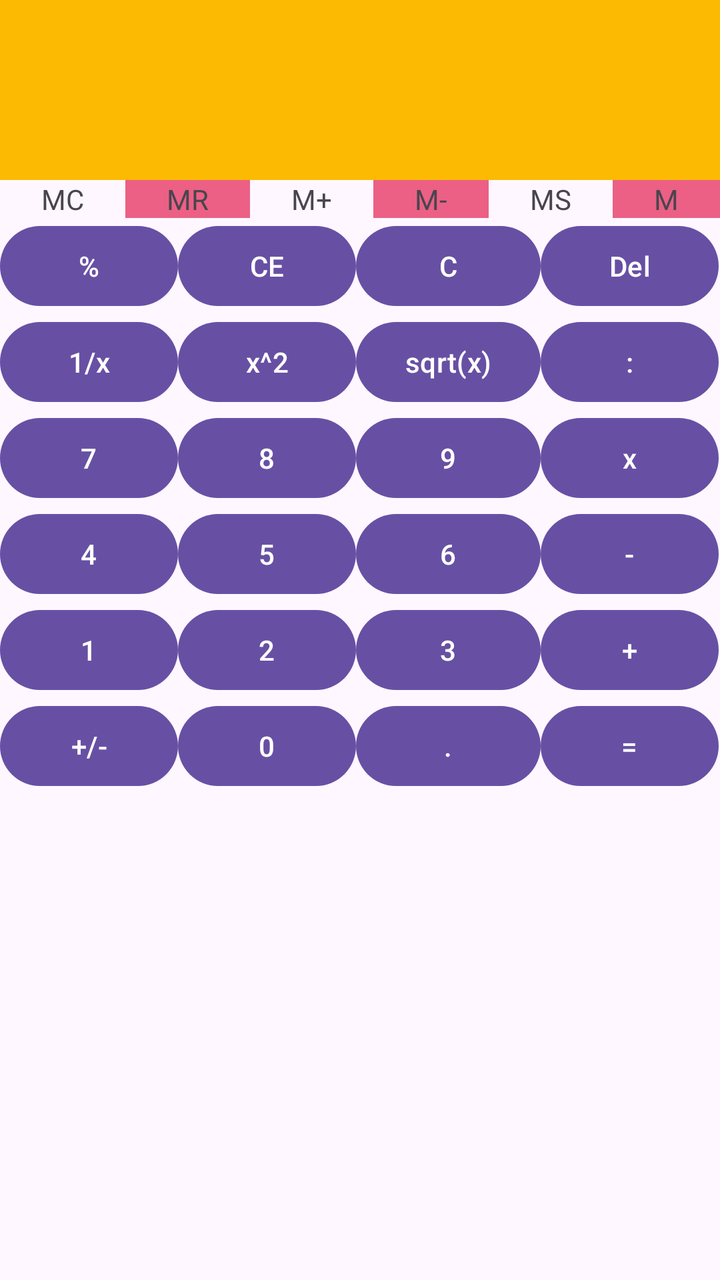
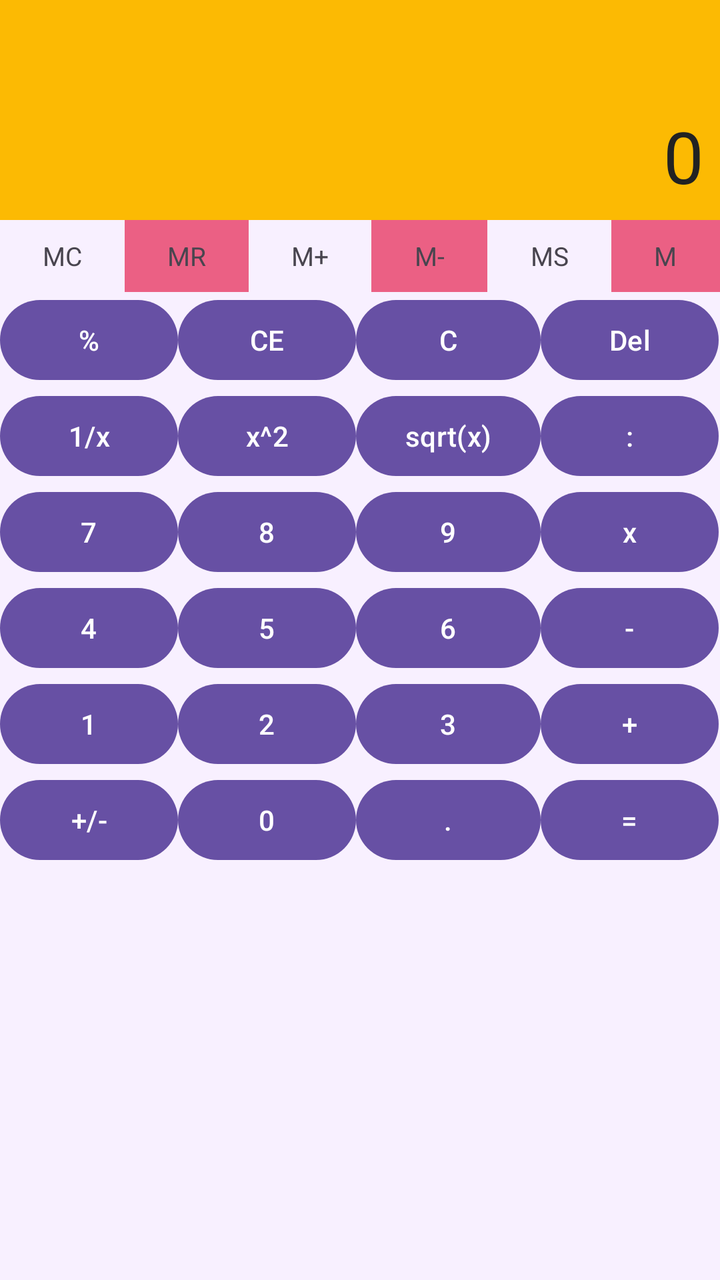

Compare the two renders of this Android layout. The source of the first and the diff that turns it into the second are given below.
<!-- AndroidManifest.xml: application theme Theme.K234112ehqv -->
<!-- res/layout/activity_calculator.xml -->
<?xml version="1.0" encoding="utf-8"?>
<LinearLayout xmlns:android="http://schemas.android.com/apk/res/android"
    xmlns:app="http://schemas.android.com/apk/res-auto"
    xmlns:tools="http://schemas.android.com/tools"
    android:id="@+id/main"
    android:layout_width="match_parent"
    android:layout_height="match_parent"
    android:orientation="vertical"
    tools:context=".CalculatorActivity">

    <EditText
        android:id="@+id/editFormular"
        android:layout_width="match_parent"
        android:layout_height="90dp"
        android:background="@color/yellow_background"
        android:ems="10"
        android:inputType="text" />

    <LinearLayout
        android:layout_width="match_parent"
        android:layout_height="wrap_content"
        android:orientation="horizontal">

        <TextView
            android:id="@+id/textViewMC"
            android:layout_width="wrap_content"
            android:layout_height="wrap_content"
            android:layout_weight="1"
            android:text="@string/str_mc"
            android:textAlignment="center" />

        <TextView
            android:id="@+id/textViewMR"
            android:layout_width="wrap_content"
            android:layout_height="wrap_content"
            android:layout_weight="1"
            android:background="@color/pink"
            android:text="@string/str_mr"
            android:textAlignment="center" />

        <TextView
            android:id="@+id/textViewMPlus"
            android:layout_width="wrap_content"
            android:layout_height="wrap_content"
            android:layout_weight="1"
            android:text="@string/str_mplus"
            android:textAlignment="center" />

        <TextView
            android:id="@+id/textViewMMinus"
            android:layout_width="wrap_content"
            android:layout_height="wrap_content"
            android:layout_weight="1"
            android:background="@color/pink"
            android:text="@string/str_mminus"
            android:textAlignment="center" />

        <TextView
            android:id="@+id/textViewMS"
            android:layout_width="wrap_content"
            android:layout_height="wrap_content"
            android:layout_weight="1"
            android:text="@string/str_ms"
            android:textAlignment="center" />

        <TextView
            android:id="@+id/textViewM"
            android:layout_width="wrap_content"
            android:layout_height="wrap_content"
            android:layout_weight="1"
            android:background="@color/pink"
            android:text="@string/str_m"
            android:textAlignment="center" />
    </LinearLayout>

    <TableLayout
        android:stretchColumns="*"
        android:layout_width="match_parent"
        android:layout_height="match_parent">

        <TableRow
            android:layout_width="match_parent"
            android:layout_height="wrap_content">

            <Button
                android:id="@+id/buttonPercent"
                android:layout_width="wrap_content"
                android:layout_height="wrap_content"
                android:text="%" />

            <Button
                android:id="@+id/buttonCE"
                android:layout_width="wrap_content"
                android:layout_height="wrap_content"
                android:text="CE" />

            <Button
                android:id="@+id/buttonC"
                android:layout_width="wrap_content"
                android:layout_height="wrap_content"
                android:text="C" />

            <Button
                android:id="@+id/buttonDel"
                android:layout_width="wrap_content"
                android:layout_height="wrap_content"
                android:text="Del" />
        </TableRow>
        <TableRow
            android:layout_width="match_parent"
            android:layout_height="wrap_content">

            <Button
                android:id="@+id/button_1dividex"
                android:layout_width="wrap_content"
                android:layout_height="wrap_content"
                android:text="1/x" />

            <Button
                android:id="@+id/button_xx"
                android:layout_width="wrap_content"
                android:layout_height="wrap_content"
                android:text="x^2" />

            <Button
                android:id="@+id/button_sqrtx"
                android:layout_width="wrap_content"
                android:layout_height="wrap_content"
                android:text="sqrt(x)" />

            <Button
                android:onClick="processInputData"
                android:id="@+id/button_divide"
                android:layout_width="wrap_content"
                android:layout_height="wrap_content"
                android:text=":" />
        </TableRow>
        <TableRow
            android:layout_width="match_parent"
            android:layout_height="wrap_content">

            <Button
                android:onClick="processInputData"
                android:id="@+id/button7"
                android:layout_width="wrap_content"
                android:layout_height="wrap_content"
                android:text="7" />

            <Button
                android:onClick="processInputData"
                android:id="@+id/button8"
                android:layout_width="wrap_content"
                android:layout_height="wrap_content"
                android:text="8" />

            <Button
                android:onClick="processInputData"
                android:id="@+id/button9"
                android:layout_width="wrap_content"
                android:layout_height="wrap_content"
                android:text="9" />

            <Button
                android:onClick="processInputData"
                android:id="@+id/button_mutiple"
                android:layout_width="wrap_content"
                android:layout_height="wrap_content"
                android:text="x" />
        </TableRow>
        <TableRow
            android:layout_width="match_parent"
            android:layout_height="wrap_content">

            <Button
                android:onClick="processInputData"
                android:id="@+id/button4"
                android:layout_width="wrap_content"
                android:layout_height="wrap_content"
                android:text="4" />

            <Button
                android:onClick="processInputData"
                android:id="@+id/button5"
                android:layout_width="wrap_content"
                android:layout_height="wrap_content"
                android:text="5" />

            <Button
                android:onClick="processInputData"
                android:id="@+id/button6"
                android:layout_width="wrap_content"
                android:layout_height="wrap_content"
                android:text="6" />

            <Button
                android:onClick="processInputData"
                android:id="@+id/button_minus"
                android:layout_width="wrap_content"
                android:layout_height="wrap_content"
                android:text="-" />
        </TableRow>
        <TableRow
            android:layout_width="match_parent"
            android:layout_height="wrap_content">

            <Button
                android:onClick="processInputData"
                android:id="@+id/button1"
                android:layout_width="wrap_content"
                android:layout_height="wrap_content"
                android:text="1" />

            <Button
                android:onClick="processInputData"
                android:id="@+id/button2"
                android:layout_width="wrap_content"
                android:layout_height="wrap_content"
                android:text="2" />

            <Button
                android:onClick="processInputData"
                android:id="@+id/button3"
                android:layout_width="wrap_content"
                android:layout_height="wrap_content"
                android:text="3" />

            <Button
                android:onClick="processInputData"
                android:id="@+id/button_plus"
                android:layout_width="wrap_content"
                android:layout_height="wrap_content"
                android:text="+" />
        </TableRow>
        <TableRow
            android:layout_width="match_parent"
            android:layout_height="wrap_content">

            <Button
                android:id="@+id/button_plus_minus"
                android:layout_width="wrap_content"
                android:layout_height="wrap_content"
                android:text="+/-" />

            <Button
                android:onClick="processInputData"
                android:id="@+id/button0"
                android:layout_width="wrap_content"
                android:layout_height="wrap_content"
                android:text="0" />

            <Button
                android:id="@+id/button_dot"
                android:layout_width="wrap_content"
                android:layout_height="wrap_content"
                android:text="." />

            <Button
                android:id="@+id/button_equal"
                android:layout_width="wrap_content"
                android:layout_height="wrap_content"
                android:text="=" />
        </TableRow>


    </TableLayout>
</LinearLayout>
<!-- resources referenced by this layout -->
<resources>
  <color name="pink">#EB6084</color>
  <color name="yellow_background">#fcba03</color>
  <string name="str_m">M</string>
  <string name="str_mc">MC</string>
  <string name="str_mminus">M-</string>
  <string name="str_mplus">M+</string>
  <string name="str_mr">MR</string>
  <string name="str_ms">MS</string>
  <style name="Theme.K234112ehqv" parent="Base.Theme.K234112ehqv" />
  <style name="Base.Theme.K234112ehqv" parent="Theme.Material3.DayNight.NoActionBar">
          
          
      </style>
</resources>

<!-- the commit's change to res/layout/activity_calculator.xml (unified diff, before → after) -->
@@ -1,21 +1,52 @@
 <?xml version="1.0" encoding="utf-8"?>
 <LinearLayout xmlns:android="http://schemas.android.com/apk/res/android"
-    xmlns:app="http://schemas.android.com/apk/res-auto"
     xmlns:tools="http://schemas.android.com/tools"
     android:id="@+id/main"
     android:layout_width="match_parent"
     android:layout_height="match_parent"
     android:orientation="vertical"
+    android:background="#F8F0FF"
     tools:context=".CalculatorActivity">
 
-    <EditText
-        android:id="@+id/editFormular"
+    
+    <LinearLayout
         android:layout_width="match_parent"
-        android:layout_height="90dp"
+        android:layout_height="110dp"
+        android:orientation="vertical"
         android:background="@color/yellow_background"
-        android:ems="10"
-        android:inputType="text" />
-
+        android:padding="8dp"
+        android:gravity="bottom">
+
+        
+        <TextView
+            android:id="@+id/textFormula"
+            android:layout_width="match_parent"
+            android:layout_height="wrap_content"
+            android:textSize="14sp"
+            android:textColor="#888888"
+            android:textAlignment="textEnd"
+            android:singleLine="true"
+            android:ellipsize="start"
+            android:text="" />
+
+        
+        <EditText
+            android:id="@+id/editFormular"
+            android:layout_width="match_parent"
+            android:layout_height="wrap_content"
+            android:background="@android:color/transparent"
+            android:ems="10"
+            android:focusable="false"
+            android:inputType="none"
+            android:textSize="36sp"
+            android:textColor="#222222"
+            android:textAlignment="textEnd"
+            android:singleLine="true"
+            android:ellipsize="start"
+            android:text="0" />
+    </LinearLayout>
+
+    
     <LinearLayout
         android:layout_width="match_parent"
         android:layout_height="wrap_content"
@@ -24,105 +55,140 @@
         <TextView
             android:id="@+id/textViewMC"
             android:layout_width="wrap_content"
-            android:layout_height="wrap_content"
-            android:layout_weight="1"
+            android:layout_height="36dp"
+            android:layout_weight="1"
+            android:gravity="center"
             android:text="@string/str_mc"
+            android:textSize="13sp"
+            android:clickable="true"
+            android:focusable="true"
             android:textAlignment="center" />
 
         <TextView
             android:id="@+id/textViewMR"
             android:layout_width="wrap_content"
-            android:layout_height="wrap_content"
-            android:layout_weight="1"
+            android:layout_height="36dp"
+            android:layout_weight="1"
+            android:gravity="center"
             android:background="@color/pink"
             android:text="@string/str_mr"
+            android:textSize="13sp"
+            android:clickable="true"
+            android:focusable="true"
             android:textAlignment="center" />
 
         <TextView
             android:id="@+id/textViewMPlus"
             android:layout_width="wrap_content"
-            android:layout_height="wrap_content"
-            android:layout_weight="1"
+            android:layout_height="36dp"
+            android:layout_weight="1"
+            android:gravity="center"
             android:text="@string/str_mplus"
+            android:textSize="13sp"
+            android:clickable="true"
+            android:focusable="true"
             android:textAlignment="center" />
 
         <TextView
             android:id="@+id/textViewMMinus"
             android:layout_width="wrap_content"
-            android:layout_height="wrap_content"
-            android:layout_weight="1"
+            android:layout_height="36dp"
+            android:layout_weight="1"
+            android:gravity="center"
             android:background="@color/pink"
             android:text="@string/str_mminus"
+            android:textSize="13sp"
+            android:clickable="true"
+            android:focusable="true"
             android:textAlignment="center" />
 
         <TextView
             android:id="@+id/textViewMS"
             android:layout_width="wrap_content"
-            android:layout_height="wrap_content"
-            android:layout_weight="1"
+            android:layout_height="36dp"
+            android:layout_weight="1"
+            android:gravity="center"
             android:text="@string/str_ms"
+            android:textSize="13sp"
+            android:clickable="true"
+            android:focusable="true"
             android:textAlignment="center" />
 
         <TextView
             android:id="@+id/textViewM"
             android:layout_width="wrap_content"
-            android:layout_height="wrap_content"
-            android:layout_weight="1"
+            android:layout_height="36dp"
+            android:layout_weight="1"
+            android:gravity="center"
             android:background="@color/pink"
             android:text="@string/str_m"
+            android:textSize="13sp"
+            android:clickable="true"
+            android:focusable="true"
             android:textAlignment="center" />
     </LinearLayout>
 
+    
     <TableLayout
         android:stretchColumns="*"
         android:layout_width="match_parent"
         android:layout_height="match_parent">
 
-        <TableRow
-            android:layout_width="match_parent"
-            android:layout_height="wrap_content">
-
-            <Button
+        
+        <TableRow
+            android:layout_width="match_parent"
+            android:layout_height="wrap_content">
+
+            <Button
+                android:onClick="processInputData"
                 android:id="@+id/buttonPercent"
                 android:layout_width="wrap_content"
                 android:layout_height="wrap_content"
                 android:text="%" />
 
             <Button
+                android:onClick="processInputData"
                 android:id="@+id/buttonCE"
                 android:layout_width="wrap_content"
                 android:layout_height="wrap_content"
                 android:text="CE" />
 
             <Button
+                android:onClick="processInputData"
                 android:id="@+id/buttonC"
                 android:layout_width="wrap_content"
                 android:layout_height="wrap_content"
                 android:text="C" />
 
             <Button
+                android:onClick="processInputData"
                 android:id="@+id/buttonDel"
                 android:layout_width="wrap_content"
                 android:layout_height="wrap_content"
                 android:text="Del" />
         </TableRow>
-        <TableRow
-            android:layout_width="match_parent"
-            android:layout_height="wrap_content">
-
-            <Button
+
+        
+        <TableRow
+            android:layout_width="match_parent"
+            android:layout_height="wrap_content">
+
+            <Button
+                android:onClick="processInputData"
                 android:id="@+id/button_1dividex"
                 android:layout_width="wrap_content"
                 android:layout_height="wrap_content"
                 android:text="1/x" />
 
             <Button
+                android:onClick="processInputData"
                 android:id="@+id/button_xx"
                 android:layout_width="wrap_content"
                 android:layout_height="wrap_content"
                 android:text="x^2" />
 
             <Button
+                android:onClick="processInputData"
                 android:id="@+id/button_sqrtx"
                 android:layout_width="wrap_content"
                 android:layout_height="wrap_content"
@@ -135,6 +201,8 @@
                 android:layout_height="wrap_content"
                 android:text=":" />
         </TableRow>
+
+        
         <TableRow
             android:layout_width="match_parent"
             android:layout_height="wrap_content">
@@ -167,6 +235,8 @@
                 android:layout_height="wrap_content"
                 android:text="x" />
         </TableRow>
+
+        
         <TableRow
             android:layout_width="match_parent"
             android:layout_height="wrap_content">
@@ -199,6 +269,8 @@
                 android:layout_height="wrap_content"
                 android:text="-" />
         </TableRow>
+
+        
         <TableRow
             android:layout_width="match_parent"
             android:layout_height="wrap_content">
@@ -231,11 +303,14 @@
                 android:layout_height="wrap_content"
                 android:text="+" />
         </TableRow>
-        <TableRow
-            android:layout_width="match_parent"
-            android:layout_height="wrap_content">
-
-            <Button
+
+        
+        <TableRow
+            android:layout_width="match_parent"
+            android:layout_height="wrap_content">
+
+            <Button
+                android:onClick="processInputData"
                 android:id="@+id/button_plus_minus"
                 android:layout_width="wrap_content"
                 android:layout_height="wrap_content"
@@ -249,18 +324,19 @@
                 android:text="0" />
 
             <Button
+                android:onClick="processInputData"
                 android:id="@+id/button_dot"
                 android:layout_width="wrap_content"
                 android:layout_height="wrap_content"
                 android:text="." />
 
             <Button
+                android:onClick="processInputData"
                 android:id="@+id/button_equal"
                 android:layout_width="wrap_content"
                 android:layout_height="wrap_content"
                 android:text="=" />
         </TableRow>
-
 
     </TableLayout>
 </LinearLayout>
